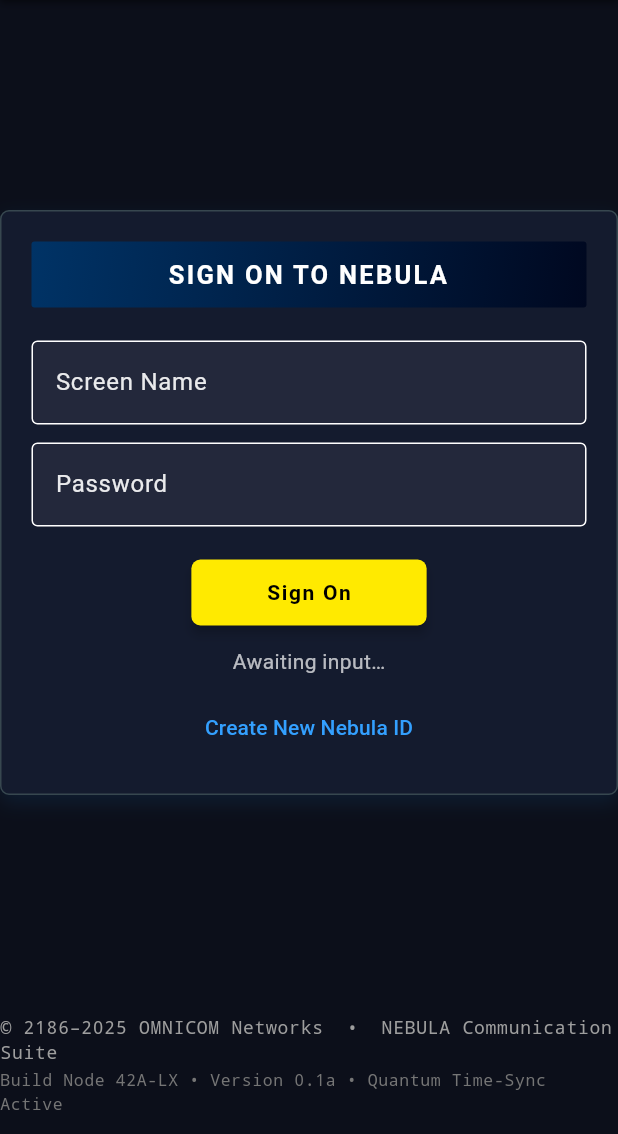
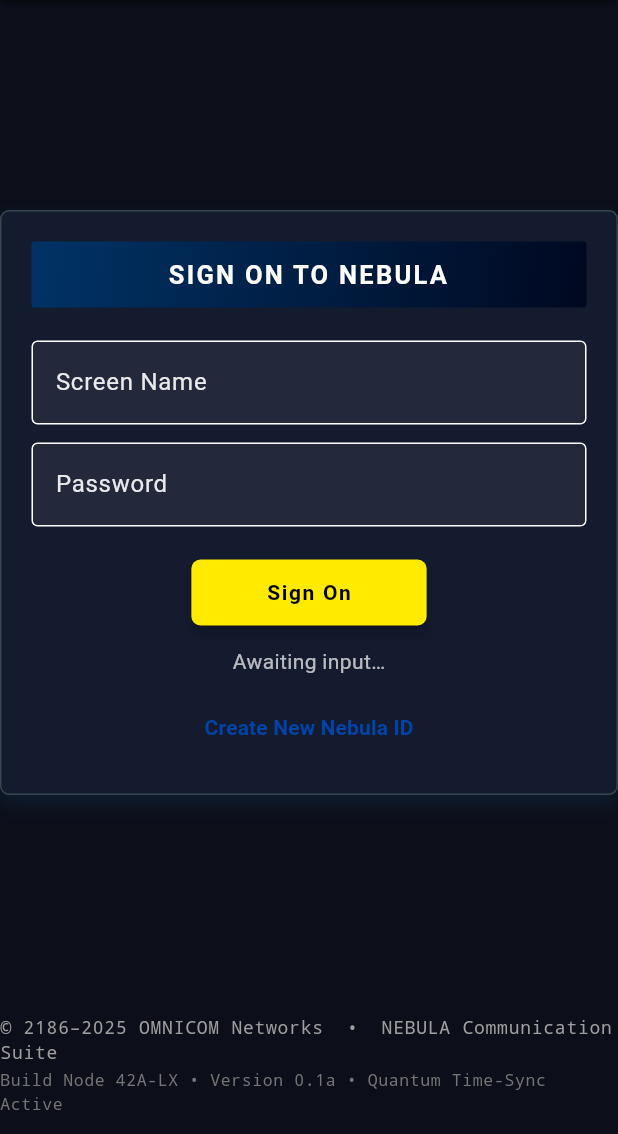
Before and after one commit to lionsarmor/OMNICOM_NEBULA, a Flutter app: the screen it shows after launch, on a phone screen of 412 x 824 dp, the part 102-1236 px from its top. Run offline on Flutter 3.47's test engine with Material 3 defaults, Android fonts, the phone set to English and light mode, and no system bars; our stand-ins replace audioplayers, shared_preferences; Roboto replaces fonts that are missing (Orbitron).

Commit message:
Auto-save before local run

```diff
--- a/nebula_frontend/lib/screens/login_page.dart
+++ b/nebula_frontend/lib/screens/login_page.dart
@@ -163,15 +163,11 @@ class _LoginPageState extends State<LoginPage> {
                     IconButton(
                       icon: Icon(
                         isDark
-                            ? Icons
-                                  .wb_sunny_rounded // ☀️ show sun when in dark mode
-                            : Icons
-                                  .dark_mode_rounded, // 🌙 show moon when in light mode
+                            ? Icons.wb_sunny_rounded
+                            : Icons.dark_mode_rounded,
                         color: isDark
-                            ? AppColors
-                                  .accentDark // neon yellow for sun in dark mode
-                            : AppColors
-                                  .accentDark, // deep navy for moon in light mode (visible)
+                            ? AppColors.accentDark
+                            : AppColors.primaryLightDark,
                       ),
                       tooltip: isDark
                           ? "Switch to Light Mode"
@@ -332,12 +328,12 @@ class _LoginPageState extends State<LoginPage> {
             ),
           ),
           const SizedBox(height: 20),
+
+          // ===== FIXED BUTTON COLOR (AOL YELLOW) =====
           ElevatedButton(
             style: ElevatedButton.styleFrom(
-              backgroundColor: isDark
-                  ? AppColors.accentDark
-                  : AppColors.primaryLight,
-              foregroundColor: isDark ? Colors.black : Colors.white,
+              backgroundColor: AppColors.accentDark, // 🟡 Always AOL yellow
+              foregroundColor: Colors.black, // black text on yellow
               elevation: 3,
               padding: const EdgeInsets.symmetric(horizontal: 50, vertical: 14),
               textStyle: const TextStyle(
@@ -365,7 +361,8 @@ class _LoginPageState extends State<LoginPage> {
             child: Text(
               "Create New Nebula ID",
               style: TextStyle(
-                color: isDark ? AppColors.primaryDark : AppColors.primaryLight,
+                color: AppColors.primaryLight,
+                fontWeight: FontWeight.bold,
               ),
             ),
           ),
```
Also changed, not shown: nebula_frontend/lib/screens/register_page.dart (+9 -7 lines).
